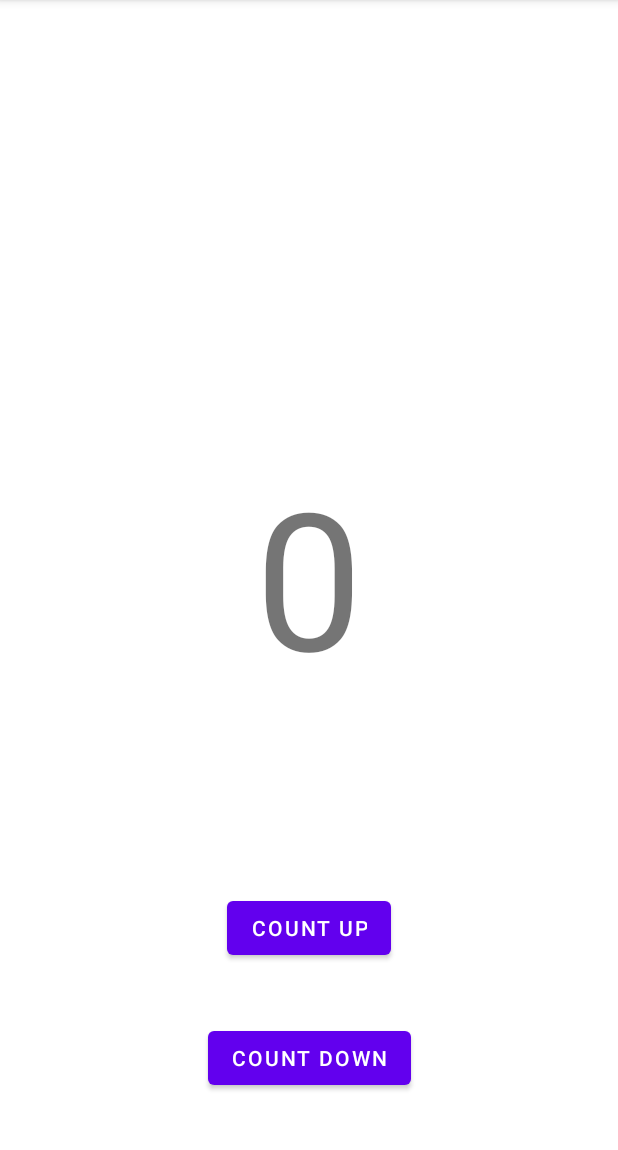
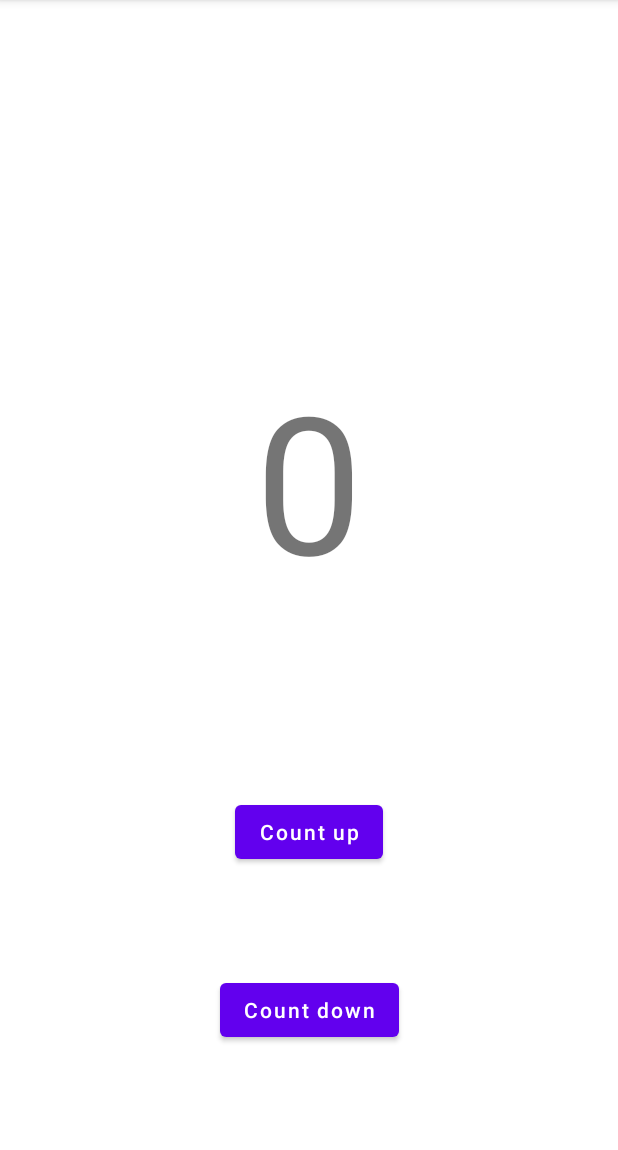
Before and after one commit to miguelmartins1987/counter, an Android app: the screen it shows after launch (MainActivity), on a phone screen of 412 x 824 dp, the part 84-1234 px from its top. Run offline under Robolectric (Android 15) with nearby library versions, the phone set to English and light mode, and no system bars.

Commit message:
Adjusted layout Stop capitalizing text on buttons

```diff
--- a/app/src/main/res/layout/activity_main.xml
+++ b/app/src/main/res/layout/activity_main.xml
@@ -10,6 +10,7 @@
         android:id="@+id/textViewCounter"
         android:layout_width="wrap_content"
         android:layout_height="wrap_content"
+        android:layout_marginBottom="128dp"
         android:text="@string/initial_counter_text"
         android:textSize="128sp"
         app:layout_constraintBottom_toBottomOf="parent"
@@ -21,8 +22,10 @@
         android:id="@+id/buttonCountUp"
         android:layout_width="wrap_content"
         android:layout_height="wrap_content"
+        android:layout_marginBottom="64dp"
         android:onClick="onClick"
         android:text="@string/count_up"
+        android:textAllCaps="false"
         app:layout_constraintBottom_toBottomOf="parent"
         app:layout_constraintEnd_toEndOf="parent"
         app:layout_constraintStart_toStartOf="parent"
@@ -34,6 +37,7 @@
         android:layout_height="wrap_content"
         android:onClick="onClick"
         android:text="@string/count_down"
+        android:textAllCaps="false"
         app:layout_constraintBottom_toBottomOf="parent"
         app:layout_constraintEnd_toEndOf="parent"
         app:layout_constraintStart_toStartOf="parent"
```
